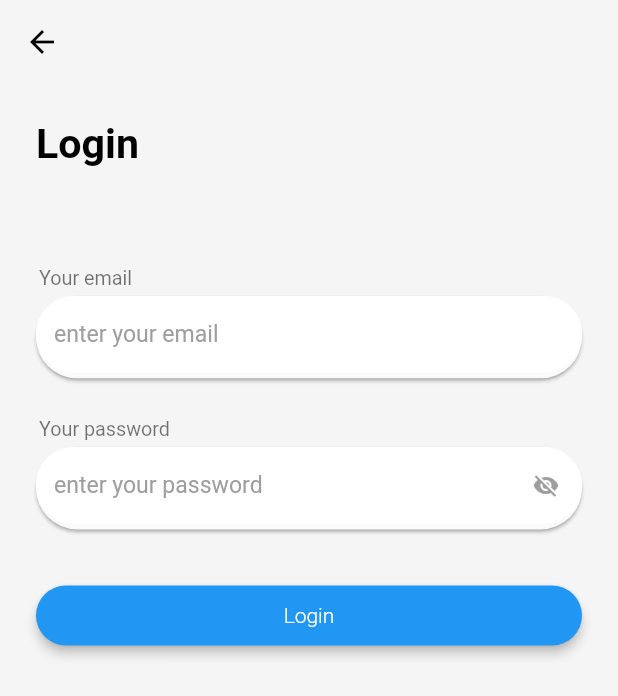
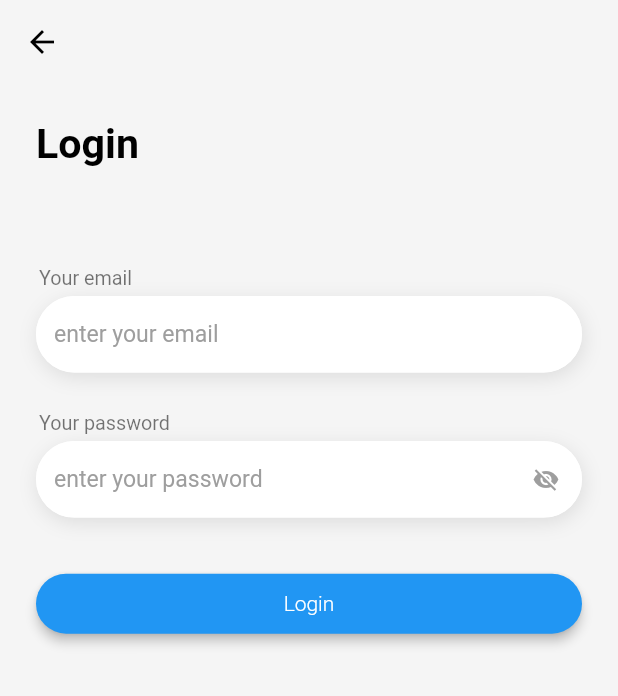
Before and after one commit to Abdullah-Mohammed-Ali/Booking_App, a Flutter app: the screen it shows after launch, after a tap on "Start", after a tap on "Login", on a phone screen of 412 x 824 dp. Shown: the top 696 px of the screen. Run offline on Flutter 3.47's test engine with Material 2 defaults, Android fonts, the phone set to English and light mode, and no system bars; our stand-ins replace carousel_slider, dartz, dio, equatable, flutter_bloc, flutter_screenutil and 4 more.

Commit message:
sign up screen

```diff
--- a/lib/core/network/api_constants.dart
+++ b/lib/core/network/api_constants.dart
@@ -15,4 +15,5 @@ class QueryParametersHeaders {
   static const String authPass = 'password';
   static const String authPassConfirmation = 'password_confirmation';
   static const String authEmail = 'email';
+  static const String image = 'image';
 }
--- a/lib/dependency_container.dart
+++ b/lib/dependency_container.dart
@@ -1,8 +1,47 @@
+import 'package:booking_app/core/network/api_constants.dart';
+import 'package:booking_app/features/auth/data_layer/remote_service/auth_data_source.dart';
+import 'package:booking_app/features/auth/data_layer/repo_implementaion/auth_repo_implementation.dart';
+import 'package:booking_app/features/auth/domain_layer/repo/auth_contract_repo.dart';
+import 'package:booking_app/features/auth/domain_layer/use_cases/login_use_case.dart';
+import 'package:booking_app/features/auth/domain_layer/use_cases/register_use_case.dart';
 import 'package:booking_app/features/auth/presentation/bloc/cubit/auth_cubit.dart';
+import 'package:dio/dio.dart';
 import 'package:get_it/get_it.dart';
+
+import 'fathi_test/fathi_bloc.dart';
+import 'features/home_nav/data_layer/datasource/remote_data_source/filter/remote_data_source.dart';
+import 'features/home_nav/domain_layer/repository/filter/base_filter_repository.dart';
+import 'features/home_nav/domain_layer/repository/filter/filter_repository.dart';
+import 'features/home_nav/domain_layer/usecase/get_facilities_usecase.dart';
+import 'features/home_nav/domain_layer/usecase/get_search_hotels_use_case.dart';
 
 final sl = GetIt.instance;
 
 Future<void> init() async {
-  sl.registerFactory(() => AuthCubit());
+  // blocs
+  sl.registerFactory(() => AuthCubit(sl(), sl()));
+  sl.registerFactory(() => FathiBloc(sl(), sl()));
+
+  //USE CASES
+  sl.registerLazySingleton(() => GetFacilitiesUseCase(sl()));
+  sl.registerLazySingleton(() => GetSearchHotelsUseCase(sl()));
+  sl.registerLazySingleton(() => LoginUseCase(sl()));
+  sl.registerLazySingleton(() => RegisterUseCase(sl()));
+
+  // REPOSITORY
+  sl.registerLazySingleton<BaseFilterRepository>(() => FilterRepository(sl()));
+  sl.registerLazySingleton<AuthContractRepo>(
+      () => AuthRepoImplementation(sl()));
+
+// Dio
+  Dio _dio = Dio();
+  _dio.options = BaseOptions(
+      baseUrl: ApiConstants.baseUrl,
+      receiveDataWhenStatusError: true,
+      receiveTimeout: 3000,
+      connectTimeout: 4000);
+  // DATA SOURCE
+  sl.registerLazySingleton<BaseFilterRemoteDataSource>(
+      () => FilterRemoteDataSource());
+  sl.registerLazySingleton(() => AuthDataSource(_dio));
 }
--- a/lib/features/auth/data_layer/remote_service/auth_data_source.dart
+++ b/lib/features/auth/data_layer/remote_service/auth_data_source.dart
@@ -44,6 +44,9 @@ class AuthDataSource extends AuthContractDataSource {
       QueryParametersHeaders.authEmail: authUser.email,
       QueryParametersHeaders.authPass: authUser.password,
       QueryParametersHeaders.authPassConfirmation: authUser.password,
+      QueryParametersHeaders.image: MultipartFile.fromFile(
+          authUser.imagePath!.path,
+          filename: authUser.imagePath!.path.split('/').last),
     });
 
     if (response.statusCode == 200) {
--- a/lib/features/auth/domain_layer/entity/auth_user.dart
+++ b/lib/features/auth/domain_layer/entity/auth_user.dart
@@ -1,11 +1,14 @@
+import 'dart:io';
+
 import 'package:equatable/equatable.dart';
 
 class AuthUser extends Equatable {
   final String? email;
   final String? password;
   final String? name;
-
+  final File? imagePath;
   const AuthUser({
+    this.imagePath,
     this.email,
     this.password,
     this.name,
--- a/lib/features/auth/presentation/bloc/cubit/auth_state.dart
+++ b/lib/features/auth/presentation/bloc/cubit/auth_state.dart
@@ -14,3 +14,5 @@ class AuthProfileImageLoading extends AuthState {}
 class AuthProfileImageSuccess extends AuthState {}
 
 class AuthProfileImageError extends AuthState {}
+
+class ShowPasswordState extends AuthState {}
--- a/lib/features/auth/presentation/components/default_text_form_field.dart
+++ b/lib/features/auth/presentation/components/default_text_form_field.dart
@@ -41,11 +41,15 @@ class DefaultTextFormField extends StatelessWidget {
           height: 4.h,
         ),
         Container(
-          height: height ?? 40.h,
-          child: Material(
+          decoration: BoxDecoration(
               borderRadius: BorderRadius.circular(25.h),
-            elevation: 1,
-            shadowColor: Colors.grey,
+              boxShadow: [
+                BoxShadow(
+                    color: Colors.black12.withOpacity(0.1),
+                    blurRadius: 10.h,
+                    offset: Offset(1.w, 3.h),
+                    spreadRadius: 0)
+              ]),
           child: TextFormField(
               validator: validator,
               textInputAction: keyboardAction,
@@ -64,13 +68,24 @@ class DefaultTextFormField extends StatelessWidget {
                   borderRadius: BorderRadius.circular(25.h),
                   borderSide: const BorderSide(color: Colors.white),
                 ),
+                border: OutlineInputBorder(
+                  borderRadius: BorderRadius.circular(25.h),
+                  borderSide: const BorderSide(color: Colors.white),
+                ),
+                errorBorder: OutlineInputBorder(
+                  borderRadius: BorderRadius.circular(25.h),
+                  borderSide: const BorderSide(color: Colors.white),
+                ),
                 focusedBorder: OutlineInputBorder(
+                  borderRadius: BorderRadius.circular(25.h),
+                  borderSide: const BorderSide(color: Colors.white),
+                ),
+                focusedErrorBorder: OutlineInputBorder(
                   borderRadius: BorderRadius.circular(25.h),
                   borderSide: const BorderSide(color: Colors.white),
                 ),
               )),
         ),
-        ),
       ],
     );
   }
```
Also changed, not shown: lib/features/auth/data_layer/repo_implementaion/auth_repo_implementation.dart (+28 -7 lines), lib/features/auth/domain_layer/repo/auth_contract_repo.dart (+8 -3 lines), lib/features/auth/domain_layer/use_cases/login_use_case.dart (+9 -7 lines), lib/features/auth/domain_layer/use_cases/register_use_case.dart (+9 -7 lines), lib/features/auth/presentation/bloc/cubit/auth_cubit.dart (+46 -2 lines), lib/features/auth/presentation/components/profile_image.dart (added, +55 -0 lines), lib/features/auth/presentation/const_strings.dart (+7 -0 lines), lib/features/auth/presentation/functions.dart (added, +39 -0 lines), 3 other files. Lines whose indentation alone changed are shown as unchanged.
